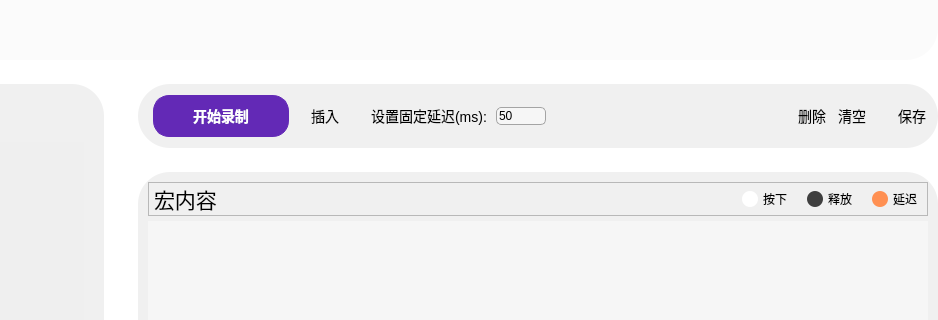
First picture: the form in FrameMacro.ui, repository wlffeng2008/AkkoStudio, before the edit; both pictures show x 200 to 1138 and y 401 to 721 of the 1138 by 825 pixel window.
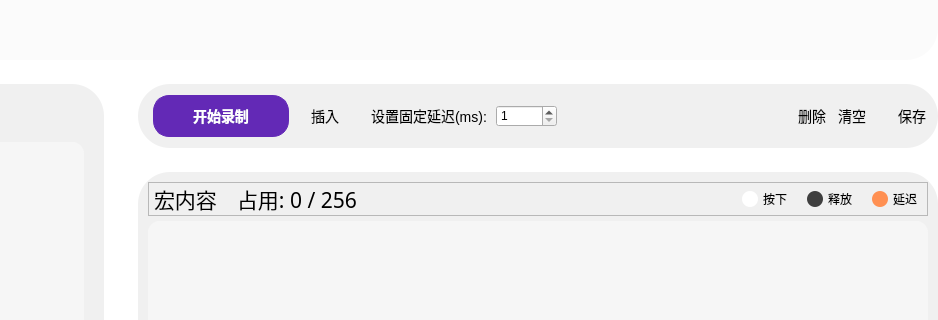
Second picture: the form after the edit. Icons and pictures are not drawn. Custom widgets are drawn as their Qt base class.

```diff
--- a/FrameMacro.ui
+++ b/FrameMacro.ui
@@ -17,7 +17,7 @@
    <string notr="true">#FrameMacro{background-color:#FFFFFF;border:none;}
 #frameT{background-color: #FBFBFB;border-radius:32px;}
 #frameMList,#frameContent,#frameBar{background-color:#F0F0F0;border-radius:32px;}
-QScrollArea{background-color:#FFFFFF;border:none;}
+QScrollArea{background-color:#FFFFFF;border:none;border-radius:12px;}
 </string>
   </property>
   <layout class="QVBoxLayout" name="verticalLayout" stretch="1,0">
@@ -247,7 +247,7 @@
             <enum>Qt::FocusPolicy::NoFocus</enum>
            </property>
            <property name="styleSheet">
-            <string notr="true"/>
+            <string notr="true">background-color: #f6f6f6;border-radius:12px;</string>
            </property>
            <property name="widgetResizable">
             <bool>true</bool>
@@ -431,24 +431,18 @@
              </widget>
             </item>
             <item>
-             <widget class="QLineEdit" name="lineEditDelay">
+             <widget class="QSpinBox" name="spinBoxDelay">
               <property name="minimumSize">
                <size>
-                <width>50</width>
-                <height>0</height>
+                <width>0</width>
+                <height>20</height>
                </size>
               </property>
-              <property name="maximumSize">
-               <size>
-                <width>50</width>
-                <height>16777215</height>
-               </size>
+              <property name="minimum">
+               <number>1</number>
               </property>
-              <property name="styleSheet">
-               <string notr="true">QLineEdit{background-color: #F6F6F6;border:1px solid #A4A4A4;border-radius:5px;}</string>
-              </property>
-              <property name="text">
-               <string>50</string>
+              <property name="maximum">
+               <number>10000</number>
               </property>
              </widget>
             </item>
@@ -480,6 +474,12 @@
                <iconset resource="res.qrc">
                 <normaloff>:/images/macro/shanchu 1@2x.png</normaloff>:/images/macro/shanchu 1@2x.png</iconset>
               </property>
+              <property name="iconSize">
+               <size>
+                <width>24</width>
+                <height>24</height>
+               </size>
+              </property>
              </widget>
             </item>
             <item>
@@ -596,7 +596,7 @@
              <number>10</number>
             </property>
             <property name="bottomMargin">
-             <number>20</number>
+             <number>12</number>
             </property>
             <item>
              <widget class="QFrame" name="frameFlag">
@@ -636,6 +636,36 @@
                  </property>
                 </widget>
                </item>
+               <item>
+                <spacer name="horizontalSpacer_10">
+                 <property name="orientation">
+                  <enum>Qt::Orientation::Horizontal</enum>
+                 </property>
+                 <property name="sizeType">
+                  <enum>QSizePolicy::Policy::Fixed</enum>
+                 </property>
+                 <property name="sizeHint" stdset="0">
+                  <size>
+                   <width>15</width>
+                   <height>20</height>
+                  </size>
+                 </property>
+                </spacer>
+               </item>
+               <item>
+                <widget class="QLabel" name="labelTitle4">
+                 <property name="font">
+                  <font>
+                   <family>MiSans</family>
+                   <pointsize>16</pointsize>
+                   <bold>false</bold>
+                  </font>
+                 </property>
+                 <property name="text">
+                  <string>占用: 0 / 256</string>
+                 </property>
+                </widget>
+               </item>
                <item>
                 <spacer name="horizontalSpacer_6">
                  <property name="orientation">
@@ -795,7 +825,7 @@
                <enum>Qt::FocusPolicy::NoFocus</enum>
               </property>
               <property name="styleSheet">
-               <string notr="true">background-color: #f6f6f6;</string>
+               <string notr="true">background-color: #f6f6f6;border-radius:12px;</string>
               </property>
               <property name="widgetResizable">
                <bool>true</bool>
@@ -806,7 +836,7 @@
                  <x>0</x>
                  <y>0</y>
                  <width>780</width>
-                 <height>187</height>
+                 <height>195</height>
                 </rect>
                </property>
                <layout class="QHBoxLayout" name="horizontalLayout_5">
```
